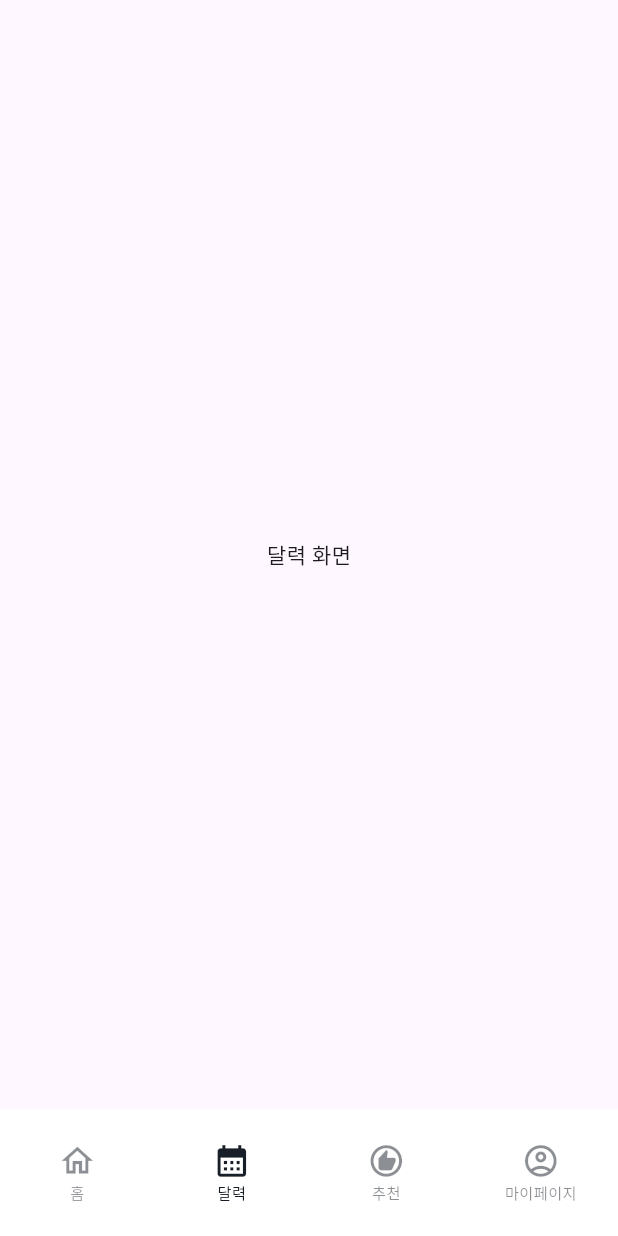
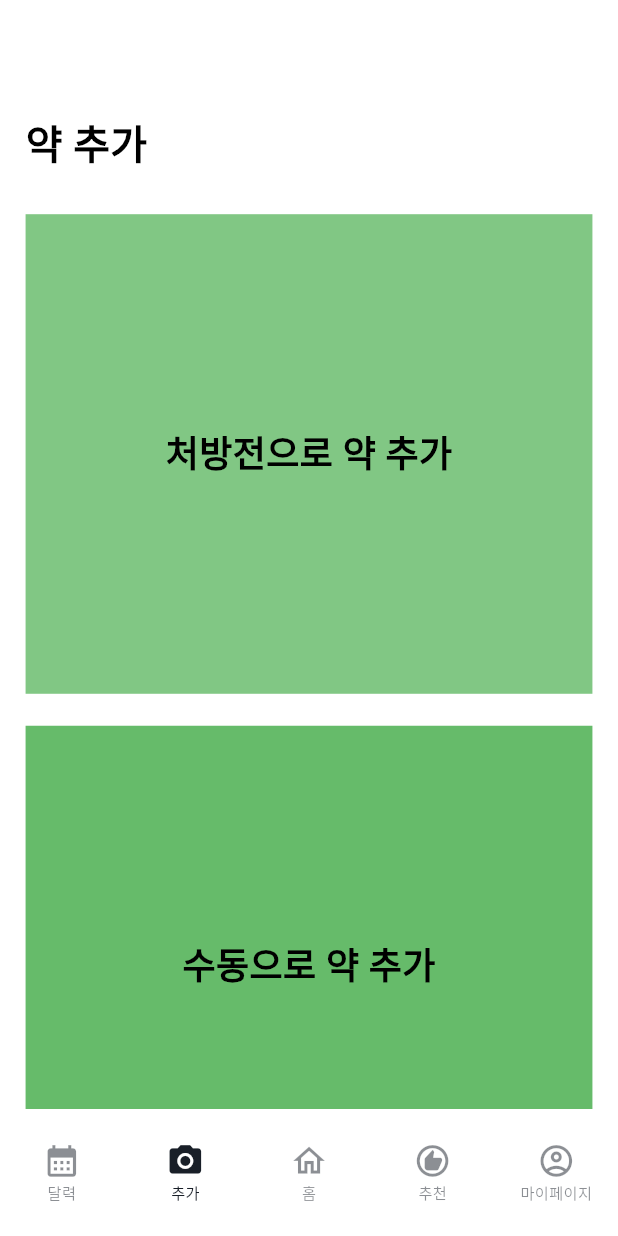
Before and after one commit to capsuletone/Frontend, a Flutter app: the RootTab screen opened by its route, item 2 of the bottom bar chosen, on a phone screen of 412 x 824 dp. Run offline on Flutter 3.47's test engine with Material 3 defaults, Android fonts, the phone set to English and light mode, and no system bars; our stand-ins replace firebase_auth, firebase_core, font_awesome_flutter, go_router; missing offline and left inert: xml2json; accounts and stored records are empty; network calls fail; Roboto replaces fonts that are missing (Pretendard).

Commit message:
UI/수동 추가 부분 구성 중.

```diff
--- /dev/null
+++ b/lib/component/highlight_text_component.dart
@@ -0,0 +1,26 @@
+import 'package:flutter/material.dart';
+
+Widget highlightText(double pixel, BuildContext context, String text) {
+  double fontSize = 24.0 * pixel; // 글자 크기 설정
+  double spacing = 10.0 * pixel; // 두 텍스트 사이의 간격 설정
+
+  return Container(
+    height: 40.0 * pixel,
+    child: Row(
+      children: [
+        Expanded(
+          child: Text(
+            text,
+            textAlign: TextAlign.start,
+            style: TextStyle(
+              color: Colors.black,
+              fontSize: 25 * pixel,
+              fontFamily: 'Pretendard',
+              fontWeight: FontWeight.w600,
+            ),
+          ),
+        ),
+      ],
+    ),
+  );
+}
--- a/lib/component/home_capsule_time_component.dart
+++ b/lib/component/home_capsule_time_component.dart
@@ -3,27 +3,30 @@ import 'package:go_router/go_router.dart';
 
 Widget homeCapsuleTimeContainer(double pixel) {
   double widthSize = 400 * pixel;
-  double heightSize = 300 * pixel;
+  double heightSize = 600 * pixel;
   double fontSize = 24.0 * pixel; // 글자 크기 설정
   double spacing = 30.0 * pixel; // 두 텍스트 사이의 간격 설정
+  double itemHeight = (heightSize - 16 * pixel * 3) /
+      5; // 아이템 크기 계산 (패딩을 제외한 나머지 공간을 아이템 개수로 나눔)
 
   return Container(
-    width: widthSize, // 가로 500
-    height: heightSize, // 세로 300
+    width: widthSize, // 가로 크기
+    height: heightSize, // 세로 크기
     padding: EdgeInsets.all(16 * pixel),
     color: Colors.green[300], // 배경색
     child: Column(
       crossAxisAlignment: CrossAxisAlignment.start,
       children: [
         Text(
-          '현재 시각 : 저녁',
+          '현재 복용중인 약',
           style: TextStyle(fontSize: fontSize, fontWeight: FontWeight.bold),
         ),
         SizedBox(height: 16 * pixel),
         Expanded(
           child: ListView.builder(
+            shrinkWrap: true, // 리스트 아이템의 크기에 맞게 크기 조정
             itemCount: 5, // 리스트 아이템 개수
-
+            physics: NeverScrollableScrollPhysics(), // 스크롤 비활성화
             itemBuilder: (context, index) {
               return Padding(
                   padding: EdgeInsets.symmetric(
@@ -45,7 +48,7 @@ Widget homeCapsuleTimeContainer(double pixel) {
                           Column(
                             crossAxisAlignment: CrossAxisAlignment.start,
                             children: [
-                              Text('이름: $index',
+                              Text('약 이름: $index',
                                   style: TextStyle(
                                       fontSize: 18,
                                       fontWeight: FontWeight.bold)),
--- a/lib/component/home_qrcode_scan_component.dart
+++ b/lib/component/home_qrcode_scan_component.dart
@@ -1,6 +1,7 @@
 import 'package:flutter/material.dart';
 
-Widget homeQrcodeScanContainer(GestureTapCallback? onTap, double pixel) {
+Widget homeQrcodeScanContainer(
+    GestureTapCallback? onTap, double pixel, Color? bgColor, String text) {
   double widthSize = 500 * pixel;
   double heightSize = 300 * pixel;
   double fontSize = 24.0 * pixel; // 글자 크기 설정
@@ -12,10 +13,10 @@ Widget homeQrcodeScanContainer(GestureTapCallback? onTap, double pixel) {
         width: widthSize, // 가로 500
         height: heightSize, // 세로 300
         padding: EdgeInsets.all(16 * pixel),
-        color: Colors.grey[300], // 배경 색 (light gray)
+        color: bgColor,
         child: Center(
           child: Text(
-            '처방전 스캔',
+            text,
             style: TextStyle(
               fontSize: 24, // 텍스트 크기
               fontWeight: FontWeight.bold, // 텍스트 두께
--- a/lib/screens/home_screen.dart
+++ b/lib/screens/home_screen.dart
@@ -46,9 +46,6 @@ class _HomeScreenState extends State<HomeScreen> {
                         SizedBox(
                           height: 20 * pixel,
                         ),
-                        homeQrcodeScanContainer(() {
-                          context.go('/root/home/prescriptionEdit');
-                        }, pixel),
                       ])));
 
           // 600보다 작으면 스크롤 적용
--- /dev/null
+++ b/lib/screens/prescription_screen.dart
@@ -0,0 +1,66 @@
+import 'package:flutter/material.dart';
+import 'package:go_router/go_router.dart';
+import '../component/date_picker_popup_component.dart';
+import 'package:intl/intl.dart';
+
+import '../component/highlight_text_component.dart';
+import '../component/home_qrcode_scan_component.dart';
+
+class PrescriptionAddScreen extends StatefulWidget {
+  final Function()? onTap;
+  const PrescriptionAddScreen({super.key, this.onTap});
+
+  @override
+  State<PrescriptionAddScreen> createState() => _PrescriptionAddScreenState();
+}
+
+class _PrescriptionAddScreenState extends State<PrescriptionAddScreen> {
+  String? _formattedDate;
+  @override
+  Widget build(BuildContext context) {
+    final pixel = MediaQuery.of(context).size.width / 375 * 0.97;
+    if (_formattedDate == null) {
+      _formattedDate = DateFormat('yyyy-MM-dd').format(DateTime.now());
+    }
+    return GestureDetector(
+        onTap: () {
+          FocusScope.of(context).unfocus(); // 포커스 해제 및 키보드 내리기
+        },
+        child: Scaffold(
+            backgroundColor: Colors.white,
+            body: LayoutBuilder(builder: (context, constraints) {
+              final isScrollable = constraints.maxHeight < 600;
+              final screenWidth = MediaQuery.of(context).size.width; // 화면 너비
+              final isTablet = screenWidth >= 768; // 아이패드 여부 판단
+
+              final content = Padding(
+                  padding: EdgeInsets.all(16.0 * pixel),
+                  child: Column(
+                      crossAxisAlignment: CrossAxisAlignment.start,
+                      children: [
+                        SizedBox(height: 54 * pixel),
+                        highlightText(pixel, context, "약 추가"),
+                        SizedBox(height: 24 * pixel),
+                        homeQrcodeScanContainer(() {
+                          context.go('/root/prescriptionEdit');
+                        }, pixel, Colors.green[300], "처방전으로 약 추가"),
+                        SizedBox(
+                          height: 20 * pixel,
+                        ),
+                        homeQrcodeScanContainer(() {
+                          context
+                              .go('/root/preescriptionAdd/preescriptionResult');
+                        }, pixel, Colors.green[400], "수동으로 약 추가"),
+                      ]));
+
+              return SingleChildScrollView(
+                  physics: isScrollable ? null : NeverScrollableScrollPhysics(),
+                  child: ConstrainedBox(
+                    constraints: BoxConstraints(
+                      minHeight: constraints.maxHeight,
+                    ),
+                    child: content,
+                  ));
+            })));
+  }
+}
--- a/lib/screens/register_screen.dart
+++ b/lib/screens/register_screen.dart
@@ -103,7 +103,7 @@ class _RegisterScreenState extends State<RegisterScreen> {
 
                 // logo
                 const Icon(
-                  Icons.lock,
+                  Icons.gesture,
                   size: 100,
                   color: Colors.green,
                 ),
@@ -112,7 +112,7 @@ class _RegisterScreenState extends State<RegisterScreen> {
 
                 // Let's create an account for you
                 Text(
-                  'Let\'s create an account for you!',
+                  '캡슐톤에 로그인해,다양한 정보를 만나보세요!',
                   style: TextStyle(
                     color: Colors.grey[700],
                     fontSize: 16,
@@ -124,7 +124,7 @@ class _RegisterScreenState extends State<RegisterScreen> {
                 // email textfield
                 LoginTextField(
                   controller: emailController,
-                  hintText: 'Email',
+                  hintText: '이메일',
                   obscureText: false,
                 ),
 
@@ -133,7 +133,7 @@ class _RegisterScreenState extends State<RegisterScreen> {
                 // password textfield
                 LoginTextField(
                   controller: passwordController,
-                  hintText: 'Password',
+                  hintText: '비밀번호',
                   obscureText: true,
                 ),
 
@@ -142,7 +142,7 @@ class _RegisterScreenState extends State<RegisterScreen> {
                 // confirm password textfield
                 LoginTextField(
                   controller: confirmpasswordController,
-                  hintText: 'Confirm Password',
+                  hintText: '비밀번호 확인',
                   obscureText: true,
                 ),
 
@@ -150,7 +150,7 @@ class _RegisterScreenState extends State<RegisterScreen> {
 
                 // sign in button
                 LoginButton(
-                  text: _isLoading ? "" : "Sign Up", // 로딩 중이면 텍스트를 숨깁니다.
+                  text: _isLoading ? "" : "회원가입", // 로딩 중이면 텍스트를 숨깁니다.
                   onTap: _isLoading ? null : signUserUp, // 로딩 중이면 버튼을 비활성화합니다.
                   child: _isLoading
                       ? const CircularProgressIndicator(color: Colors.white)
@@ -163,7 +163,7 @@ class _RegisterScreenState extends State<RegisterScreen> {
                   mainAxisAlignment: MainAxisAlignment.center,
                   children: [
                     Text(
-                      'Already have an account?',
+                      '이미 로그인 정보가 있나요?',
                       style: TextStyle(color: Colors.grey[700]),
                     ),
                     const SizedBox(width: 4),
@@ -172,7 +172,7 @@ class _RegisterScreenState extends State<RegisterScreen> {
                         context.go('/login');
                       },
                       child: const Text(
-                        'Login now',
+                        '로그인',
                         style: TextStyle(
                           color: Colors.blue,
                           fontWeight: FontWeight.bold,
--- a/lib/screens/root_screen.dart
+++ b/lib/screens/root_screen.dart
@@ -1,3 +1,4 @@
+import 'package:capsuleton_flutter/screens/prescription_screen.dart';
 import 'package:flutter/material.dart';
 import 'package:go_router/go_router.dart';
 import 'calander_screen.dart';
@@ -25,8 +26,9 @@ class _RootTabState extends State<RootTab> with SingleTickerProviderStateMixin {
 
   // 각 페이지를 관리할 리스트
   static List<Widget> _pages = <Widget>[
+    CalanderScreen(), //캘린더 스크린
+    PrescriptionAddScreen(),
     HomeScreen(),
-    CalanderScreen(), //캘린더 스크린
     RecommendedScreen(), //추천 스크린
     SettingScreen(),
   ];
@@ -82,6 +84,32 @@ class _RootTabState extends State<RootTab> with SingleTickerProviderStateMixin {
               items: <BottomNavigationBarItem>[
                 BottomNavigationBarItem(
                   icon: Icon(
+                    Icons.calendar_month, // 원하는 아이콘 설정 (예: 설정 아이콘)
+
+                    size: 25 * pixel, // 크기 설정
+                    color: Color(0x7F191F28), // 색상 적용 (#4E5968)
+                  ),
+                  activeIcon: Icon(
+                    Icons.calendar_month, // 원하는 아이콘 설정 (예: 설정 아이콘)
+                    size: 25 * pixel, // 크기 설정
+                  ),
+                  label: '달력',
+                ),
+                BottomNavigationBarItem(
+                  icon: Icon(
+                    Icons.camera_alt, // 원하는 아이콘 설정 (예: 설정 아이콘)
+
+                    size: 25 * pixel, // 크기 설정
+                    color: Color(0x7F191F28), // 색상 적용 (#4E5968)
+                  ),
+                  activeIcon: Icon(
+                    Icons.camera_alt, // 원하는 아이콘 설정 (예: 설정 아이콘)
+                    size: 25 * pixel, // 크기 설정
+                  ),
+                  label: '추가',
+                ),
+                BottomNavigationBarItem(
+                  icon: Icon(
                     Icons.home_outlined, // 원하는 아이콘 설정 (예: 설정 아이콘)
                     size: 25 * pixel,
                     color: Color(0x7F191F28), // 크기 설정
@@ -92,19 +120,6 @@ class _RootTabState extends State<RootTab> with SingleTickerProviderStateMixin {
                     size: 25 * pixel, // 크기 설정
                   ),
                   label: '홈',
-                ),
-                BottomNavigationBarItem(
-                  icon: Icon(
-                    Icons.calendar_month, // 원하는 아이콘 설정 (예: 설정 아이콘)
-
-                    size: 25 * pixel, // 크기 설정
-                    color: Color(0x7F191F28), // 색상 적용 (#4E5968)
-                  ),
-                  activeIcon: Icon(
-                    Icons.calendar_month, // 원하는 아이콘 설정 (예: 설정 아이콘)
-                    size: 25 * pixel, // 크기 설정
-                  ),
-                  label: '달력',
                 ),
                 BottomNavigationBarItem(
                   icon: Icon(
```
Also changed, not shown: lib/screens/capsule_detail_screen.dart (+35 -11 lines), lib/screens/prescription_result_screen.dart (added, +176 -0 lines), lib/screens/setting_screen.dart (+2 -19 lines), lib/utils/gorouter.dart (+23 -5 lines), 10 other files.
